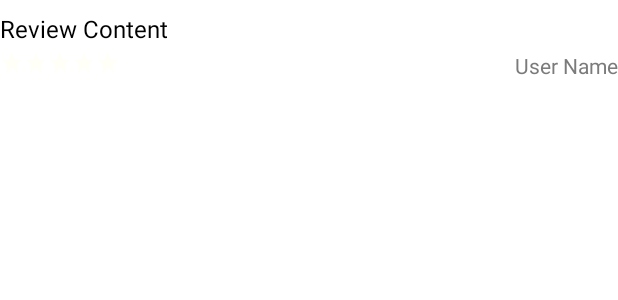
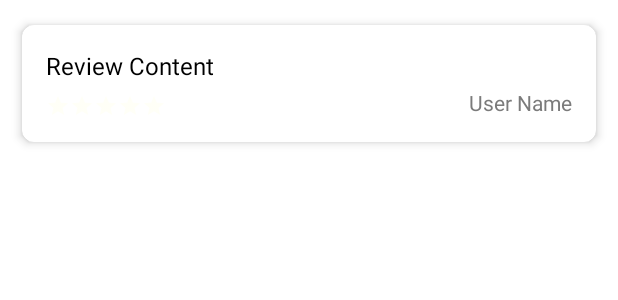
Before and after one commit to hiennhatou/flower-store, an Android app: the layout item_review.xml on its own in the app's theme, with its tools: preview values and no code run, on a phone screen of 412 x 824 dp. Shown: the top 300 px of the screen. Run offline under Robolectric (Android 15) with nearby library versions, the phone set to English and light mode, and no system bars.

Commit message:
update giao dien va chuc nang reviews

```diff
--- a/app/build.gradle.kts
+++ b/app/build.gradle.kts
@@ -62,7 +62,7 @@ dependencies {
     implementation(libs.lifecycle.common.java8)
     implementation(libs.guava)
     implementation(libs.concurrent.futures)
-
+    implementation ("com.google.android.material:material:1.6.1")
     implementation(libs.annotation)
     implementation(libs.flexbox)
     implementation(libs.appcompat)
--- a/app/src/main/res/layout/item_review.xml
+++ b/app/src/main/res/layout/item_review.xml
@@ -7,11 +7,29 @@
     android:layout_height="wrap_content"
     tools:context=".ui.productdetail.ReviewAdapter">
 
+    <androidx.cardview.widget.CardView
+        android:layout_width="match_parent"
+        android:layout_height="wrap_content"
+        android:layout_margin="8dp"
+        android:layout_marginTop="16dp"
+        android:layout_marginBottom="16dp"
+        app:cardElevation="4dp"
+        app:cardCornerRadius="8dp"
+        app:cardUseCompatPadding="true"
+        app:layout_constraintTop_toTopOf="parent"
+        app:layout_constraintEnd_toEndOf="parent"
+        app:layout_constraintStart_toStartOf="parent">
+
+        <androidx.constraintlayout.widget.ConstraintLayout
+            android:layout_width="match_parent"
+            android:layout_height="wrap_content"
+            android:padding="16dp">
+
             <TextView
                 android:id="@+id/review_content"
                 android:layout_width="0dp"
                 android:layout_height="wrap_content"
-        android:layout_marginTop="8dp"
+                android:layout_marginBottom="8dp"
                 android:text="Review Content"
                 android:textColor="#000000"
                 android:textSize="16sp"
@@ -24,7 +42,8 @@
                 style="@style/RatingBarYellow"
                 android:layout_width="wrap_content"
                 android:layout_height="wrap_content"
-        android:layout_marginTop="4dp"
+                android:layout_marginTop="8dp"
+                android:layout_marginBottom="8dp"
                 android:numStars="5"
                 android:stepSize="1"
                 android:progressTint="#ffff00"
@@ -44,3 +63,7 @@
                 app:layout_constraintTop_toBottomOf="@id/review_content" />
 
         </androidx.constraintlayout.widget.ConstraintLayout>
+
+    </androidx.cardview.widget.CardView>
+
+</androidx.constraintlayout.widget.ConstraintLayout>
```
Also changed, not shown: app/src/main/java/edu/ou/flowerstore/ui/productdetail/ProductDetailActivity.java (+12 -8 lines), app/src/main/res/layout/activity_product_detail.xml (+4 -8 lines). Lines whose indentation alone changed are shown as unchanged.
